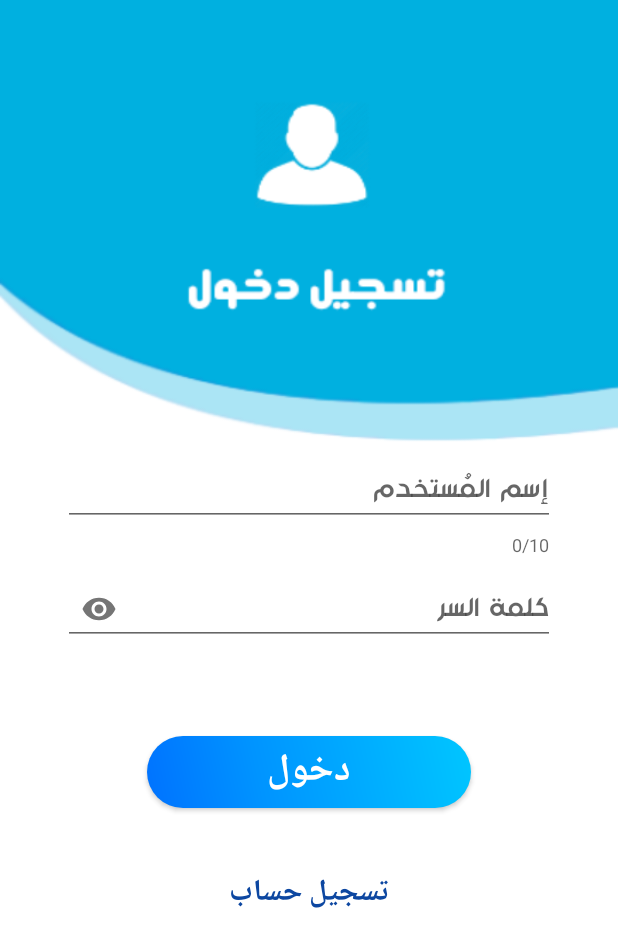
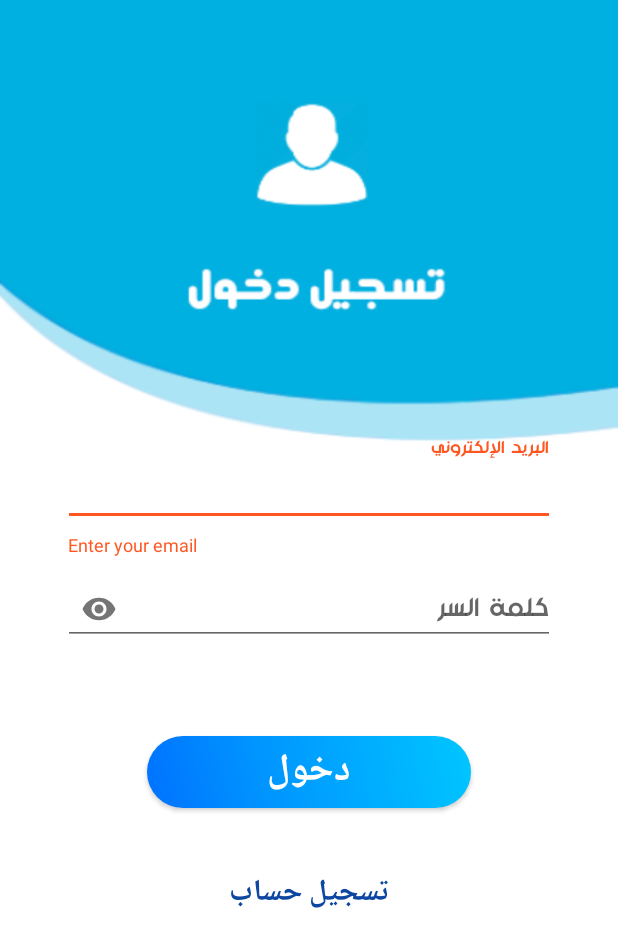
Before and after one commit to A-Fares/GMIS, an Android app: the Sign_in screen opened directly, with no data from a screen before it, after a tap on "دخول", on a phone screen of 412 x 824 dp. Shown: the top 947 px of the screen. Run offline under Robolectric (Android 15) with nearby library versions, the phone set to English and light mode, and no system bars; our stand-ins replace Firebase (no records; nobody signed in at launch, a user with empty details on screens opened directly).

Commit message:
Updating sign_up && sign_in classes by authentication and database firebase

```diff
--- a/app/src/main/java/com/example/gmisproject/MainActivity.java
+++ b/app/src/main/java/com/example/gmisproject/MainActivity.java
@@ -52,6 +52,7 @@ public class MainActivity extends AppCompatActivity {
         tabLayout.getTabAt(0).setIcon(R.drawable.trash);
         tabLayout.getTabAt(1).setIcon(R.drawable.req1);
         tabLayout.getTabAt(2).setIcon(R.drawable.msg);
+        onBackPressed();
 
     }
 
--- a/app/src/main/java/com/example/gmisproject/Sign_in.java
+++ b/app/src/main/java/com/example/gmisproject/Sign_in.java
@@ -10,7 +10,11 @@ import android.widget.Toast;
 import androidx.annotation.NonNull;
 import androidx.appcompat.app.AppCompatActivity;
 
+import com.google.android.gms.tasks.OnCompleteListener;
+import com.google.android.gms.tasks.Task;
 import com.google.android.material.textfield.TextInputLayout;
+import com.google.firebase.auth.AuthResult;
+import com.google.firebase.auth.FirebaseAuth;
 import com.google.firebase.database.DataSnapshot;
 import com.google.firebase.database.DatabaseError;
 import com.google.firebase.database.DatabaseReference;
@@ -21,8 +25,9 @@ public class Sign_in extends AppCompatActivity {
 
     TextView signUp;
     Button buttonSignIn;
-    TextInputLayout editTextUsername, editTextPassword;
-    String string;
+    TextInputLayout editTextEmail, editTextPassword;
+    FirebaseAuth firebaseAuth;
+
 
 
     @Override
@@ -30,56 +35,56 @@ public class Sign_in extends AppCompatActivity {
         super.onCreate(savedInstanceState);
         setContentView(R.layout.activity_sign_in);
 
-        editTextUsername = findViewById(R.id.edit_text_username_sign_in);
+        editTextEmail = findViewById(R.id.edit_text_username_sign_in);
         editTextPassword = findViewById(R.id.edit_text_password_sign_in);
         buttonSignIn = findViewById(R.id.btn_sign_in);
         signUp = findViewById(R.id.text_view_sign_up);
-
-        FirebaseDatabase database = FirebaseDatabase.getInstance();
-        final DatabaseReference myRef = database.getReference("Users");
 
 
         signUp.setOnClickListener(new View.OnClickListener() {
             @Override
             public void onClick(View v) {
-                Intent intent = new Intent(Sign_in.this, MainActivity.class);
+                Intent intent = new Intent(Sign_in.this, Sign_up.class);
                 startActivity(intent);
             }
         });
 
+        firebaseAuth=FirebaseAuth.getInstance();
+
         buttonSignIn.setOnClickListener(new View.OnClickListener() {
-            String password;
-
             @Override
             public void onClick(View v) {
-                String username = editTextUsername.getEditText().getText().toString();
-                password = editTextPassword.getEditText().getText().toString();
+                String email=editTextEmail.getEditText().getText().toString().trim();
+                String password=editTextPassword.getEditText().getText().toString().trim();
 
+                if (email.isEmpty()){
+                    editTextEmail.setError("Enter your email");
+                    editTextEmail.requestFocus();
+                    return;
+                }
+                if (password.isEmpty()){
+                    editTextPassword.setError("Enter your password");
+                    editTextPassword.requestFocus();
+                    return;
+                }
 
-                myRef.child(username).addValueEventListener(new ValueEventListener() {
+                firebaseAuth.signInWithEmailAndPassword(email,password).addOnCompleteListener(new OnCompleteListener<AuthResult>() {
                     @Override
-                    public void onDataChange(@NonNull DataSnapshot dataSnapshot) {
-
-                        Users users = dataSnapshot.getValue(Users.class);
-                        if (password.equals(users.getPassword())) {
-                            Toast.makeText(Sign_in.this, "Login Successfully", Toast.LENGTH_SHORT).show();
-                            Intent intent = new Intent(Sign_in.this, MainActivity.class);
-                            string=editTextUsername.getEditText().getText().toString();
-                            intent.putExtra("UserName",string);
+                    public void onComplete(@NonNull Task<AuthResult> task) {
+                        if (task.isSuccessful()){
+                            Toast.makeText(getApplicationContext(), "Login Success", Toast.LENGTH_SHORT).show();
+                            Intent intent=new Intent(Sign_in.this,Employee.class);
                             startActivity(intent);
-                            finish();
-                        } else {
-                            Toast.makeText(Sign_in.this, "Enter correct password", Toast.LENGTH_SHORT).show();
                         }
-                    }
-
-                    @Override
-                    public void onCancelled(@NonNull DatabaseError databaseError) {
+                        else {
+                            Toast.makeText(getApplicationContext(), "Login Unsuccess", Toast.LENGTH_SHORT).show();
+                        }
                     }
                 });
 
             }
+        });
 
-        });
+
     }
 }
--- a/app/src/main/res/layout/activity_sign_in.xml
+++ b/app/src/main/res/layout/activity_sign_in.xml
@@ -26,14 +26,14 @@
                 android:layout_width="match_parent"
                 android:layout_height="wrap_content"
                 android:textDirection="rtl"
-                app:counterEnabled="true"
-                app:counterMaxLength="10">
+                app:counterMaxLength="10"
+                app:errorEnabled="true">
 
                 <com.google.android.material.textfield.TextInputEditText
                     android:layout_width="match_parent"
                     android:layout_height="wrap_content"
                     android:fontFamily="@font/monadi"
-                    android:hint="@string/username_hint"
+                    android:hint="@string/e_mail_hint"
                     android:inputType="text" />
 
             </com.google.android.material.textfield.TextInputLayout>
```
Also changed, not shown: app/src/main/java/com/example/gmisproject/Sign_up.java (+60 -22 lines), app/src/main/res/layout/activity_sign_up.xml (+6 -6 lines).
